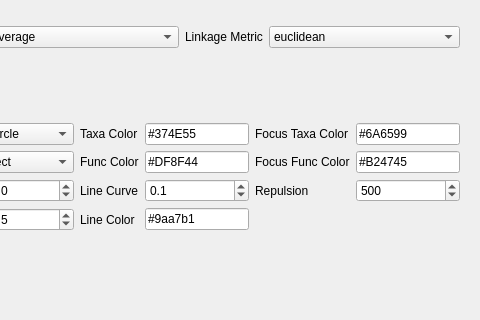
Qt form utils/MetaX_GUI/Setting.ui (byemaxx/MetaX) before a commit; both pictures show x 286 to 766 and y 119 to 439 of the 766 by 439 pixel window.
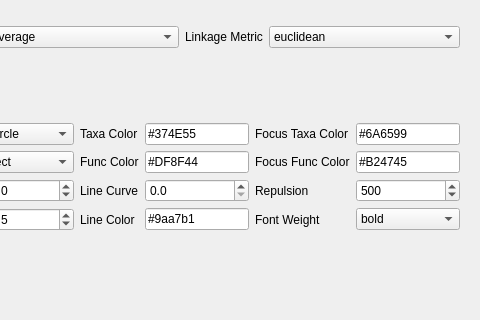
The same form after that commit.

Commit message: - New: Added an option in 'Help' menu to open the online Tutorial page. - Change: Co-expression Network plot: Use the corelation value as the weight of the edge, and improve the layout of the plot. - Fix: Fixed the bug of when plot the Taxa-Functions Network, the shape setting was not work withotu focus list.

```diff
--- a/utils/MetaX_GUI/Setting.ui
+++ b/utils/MetaX_GUI/Setting.ui
@@ -113,7 +113,7 @@
             <double>0.100000000000000</double>
            </property>
            <property name="value">
-            <double>0.100000000000000</double>
+            <double>0.000000000000000</double>
            </property>
           </widget>
          </item>
@@ -345,6 +345,37 @@
            </property>
           </widget>
          </item>
+         <item row="3" column="4">
+          <widget class="QLabel" name="label_16">
+           <property name="text">
+            <string>Font Weight</string>
+           </property>
+          </widget>
+         </item>
+         <item row="3" column="5">
+          <widget class="QComboBox" name="comboBox_tf_link_net_font_weight">
+           <item>
+            <property name="text">
+             <string>bold</string>
+            </property>
+           </item>
+           <item>
+            <property name="text">
+             <string>normal</string>
+            </property>
+           </item>
+           <item>
+            <property name="text">
+             <string>bolder</string>
+            </property>
+           </item>
+           <item>
+            <property name="text">
+             <string>lighter</string>
+            </property>
+           </item>
+          </widget>
+         </item>
         </layout>
        </item>
        <item row="0" column="3">
```
Left out of the diff: 6 changed lines with no effect on the pictures. The commit also changes 11 other files.
